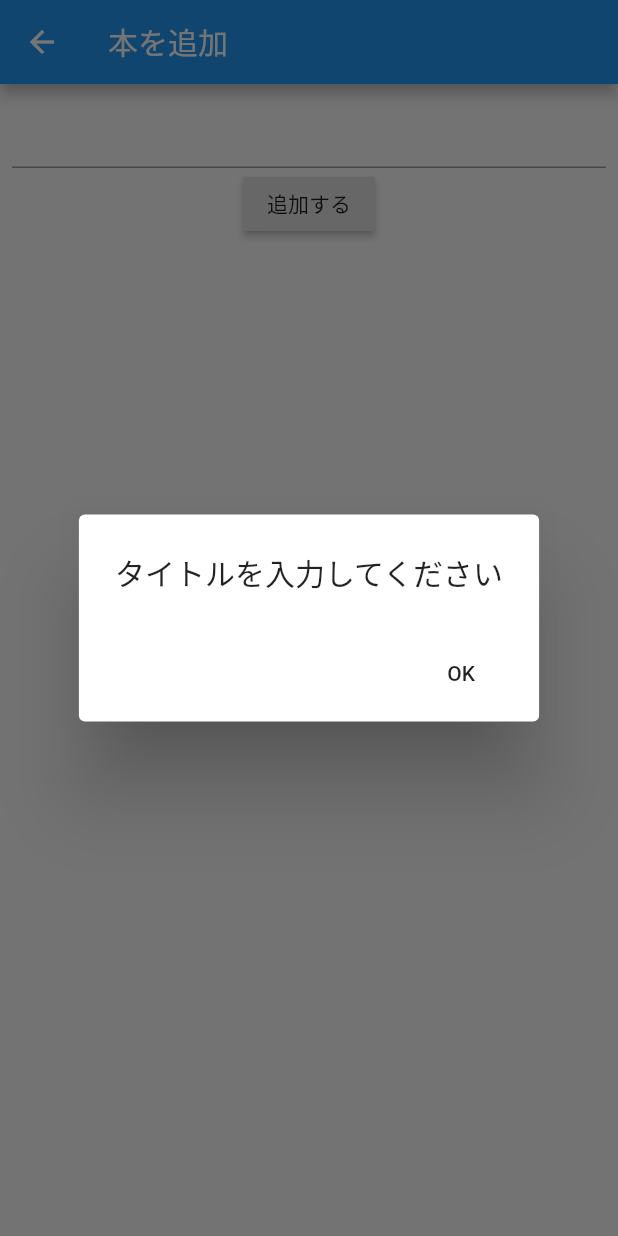
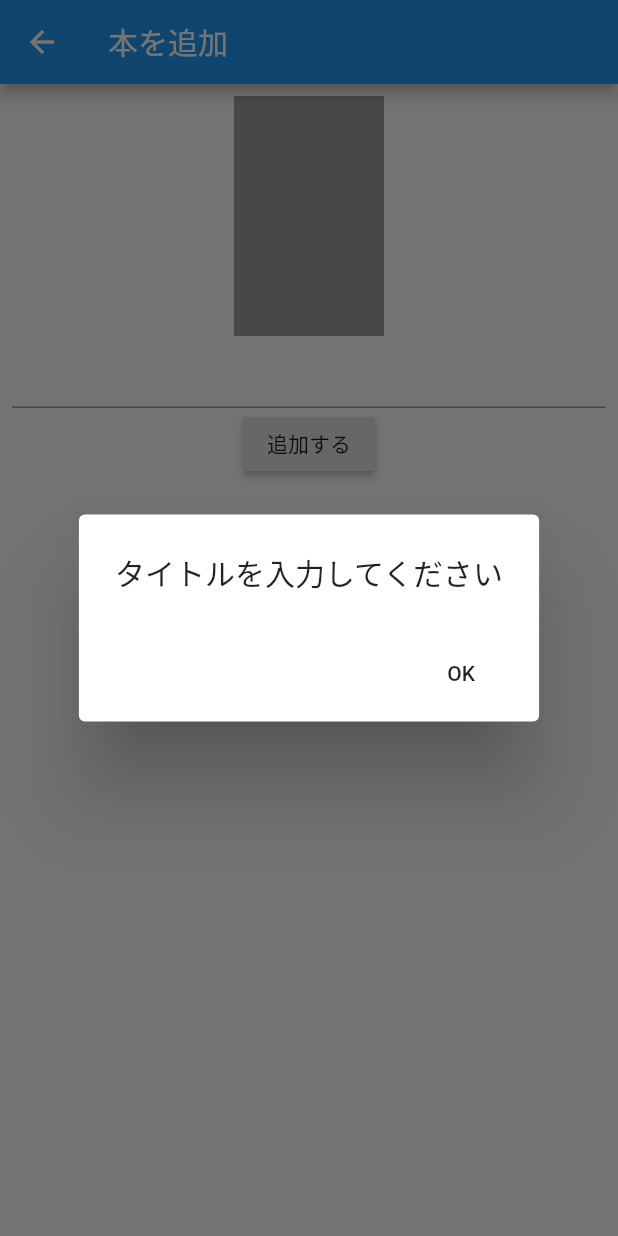
Before and after one commit to sunachun/lesson, a Flutter app: the AddBookPage screen opened directly, after a tap on "追加する", on a phone screen of 412 x 824 dp. Run offline on Flutter 3.47's test engine with Material 2 defaults, Android fonts, the phone set to English and light mode, and no system bars; our stand-ins replace cloud_firestore, firebase_auth, firebase_storage, image_picker; accounts and stored records are empty.

```diff
--- a/lib/domain/book.dart
+++ b/lib/domain/book.dart
@@ -4,8 +4,10 @@ class Book {
   Book(DocumentSnapshot doc) {
     documentID = doc.documentID;
     title = doc['title'];
+    imageURL = doc['imageURL'];
   }
 
   String documentID;
   String title;
+  String imageURL;
 }
--- a/lib/presentation/add_book/add_book_model.dart
+++ b/lib/presentation/add_book/add_book_model.dart
@@ -1,29 +1,68 @@
+import 'dart:io';
+
 import 'package:cloud_firestore/cloud_firestore.dart';
+import 'package:firebase_storage/firebase_storage.dart';
 import 'package:flutter/material.dart';
 import 'package:lesson/domain/book.dart';
 
 class AddBookModel extends ChangeNotifier {
   String bookTitle = '';
+  File imageFile;
+  bool isLoading = false;
+
+  startLoading() {
+    isLoading = true;
+    notifyListeners();
+  }
+
+  endLoading() {
+    isLoading = false;
+    notifyListeners();
+  }
 
   Future addBookToFirebase() async {
     if (bookTitle.isEmpty) {
       throw ('タイトルを入力してください');
     }
+    final imageURL = await _uploadImageFile();
 
     Firestore.instance.collection('books').add(
       {
         'title': bookTitle,
+        'imageURL': imageURL,
         'createdAt': Timestamp.now(),
       },
     );
   }
 
+  setImage(File imageFile) {
+    this.imageFile = imageFile;
+    notifyListeners();
+  }
+
+  Future<String> _uploadImageFile() async {
+    if (imageFile == null) {
+      return '';
+    }
+    final storage = FirebaseStorage.instance;
+    final ref = storage.ref().child('books').child(bookTitle);
+    final snapshot = await ref
+        .putFile(
+          imageFile,
+        )
+        .onComplete;
+    final downloadURL = await snapshot.ref.getDownloadURL();
+    return downloadURL;
+  }
+
   Future updateBook(Book book) async {
+    final imageURL = await _uploadImageFile();
     final document =
         Firestore.instance.collection('books').document(book.documentID);
     await document.updateData(
       {
         'title': bookTitle,
+        'imageURL': imageURL,
         'updateAt': Timestamp.now(),
       },
     );
--- a/lib/presentation/add_book/add_book_page.dart
+++ b/lib/presentation/add_book/add_book_page.dart
@@ -1,11 +1,18 @@
+import 'dart:io';
+
 import 'package:flutter/material.dart';
+import 'package:image_picker/image_picker.dart';
 import 'package:lesson/domain/book.dart';
-import 'package:lesson/presentation/add_book/add_book_model.dart';
 import 'package:provider/provider.dart';
+
+import 'add_book_model.dart';
 
 class AddBookPage extends StatelessWidget {
   AddBookPage({this.book});
   final Book book;
+
+  final picker = ImagePicker();
+
   @override
   Widget build(BuildContext context) {
     final bool isUpdate = book != null;
@@ -17,7 +24,9 @@ class AddBookPage extends StatelessWidget {
 
     return ChangeNotifierProvider<AddBookModel>(
       create: (_) => AddBookModel(),
-      child: Scaffold(
+      child: Stack(
+        children: <Widget>[
+          Scaffold(
             appBar: AppBar(
               title: Text(isUpdate ? '本を編集' : '本を追加'),
             ),
@@ -27,6 +36,23 @@ class AddBookPage extends StatelessWidget {
                   padding: const EdgeInsets.all(8.0),
                   child: Column(
                     children: <Widget>[
+                      InkWell(
+                        onTap: () async {
+                          // TODO: カメラロール開いて写真選ぶ
+                          final pickedFile = await picker.getImage(
+                              source: ImageSource.gallery);
+                          model.setImage(File(pickedFile.path));
+                        },
+                        child: SizedBox(
+                          width: 100,
+                          height: 160,
+                          child: model.imageFile != null
+                              ? Image.file(model.imageFile)
+                              : Container(
+                                  color: Colors.grey,
+                                ),
+                        ),
+                      ),
                       TextField(
                         controller: textEditingController,
                         onChanged: (text) {
@@ -36,12 +62,15 @@ class AddBookPage extends StatelessWidget {
                       RaisedButton(
                         child: Text(isUpdate ? '更新する' : '追加する'),
                         onPressed: () async {
+                          model.startLoading();
+
                           if (isUpdate) {
                             await updateBook(model, context);
                           } else {
-                        //TODO firebaseに本を追加
+                            // firestoreに本を追加
                             await addBook(model, context);
                           }
+                          model.endLoading();
                         },
                       ),
                     ],
@@ -49,6 +78,18 @@ class AddBookPage extends StatelessWidget {
                 );
               },
             ),
+          ),
+          Consumer<AddBookModel>(builder: (context, model, child) {
+            return model.isLoading
+                ? Container(
+                    color: Colors.black.withOpacity(0.3),
+                    child: Center(
+                      child: CircularProgressIndicator(),
+                    ),
+                  )
+                : SizedBox();
+          }),
+        ],
       ),
     );
   }
--- a/lib/presentation/book_list/book_list_page.dart
+++ b/lib/presentation/book_list/book_list_page.dart
@@ -20,6 +20,7 @@ class BookListPage extends StatelessWidget {
             final listTiles = books
                 .map(
                   (book) => ListTile(
+                    leading: Image.network(book.imageURL),
                     title: Text(book.title),
                     trailing: IconButton(
                       icon: Icon(Icons.edit),
--- a/pubspec.yaml
+++ b/pubspec.yaml
@@ -16,6 +16,8 @@ dependencies:
   firebase_core: ^0.4.5
   cloud_firestore: ^0.13.6
   firebase_auth: ^0.16.1
+  image_picker: ^0.6.7+4
+  firebase_storage: ^3.1.6
 
 dev_dependencies:
   flutter_test:
```
Also changed, not shown: lib/presentation/main/main.dart (+10 -0 lines), pubspec.lock, 2 other files. Lines whose indentation alone changed are shown as unchanged.
